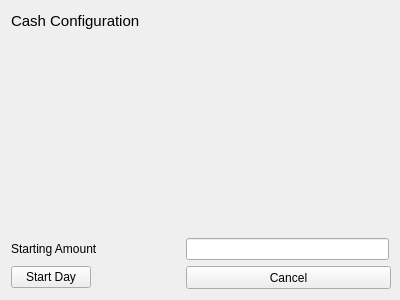
Qt form estorecpp/cashbalanceconfigure.ui (Watti/estorecpp) before a commit.
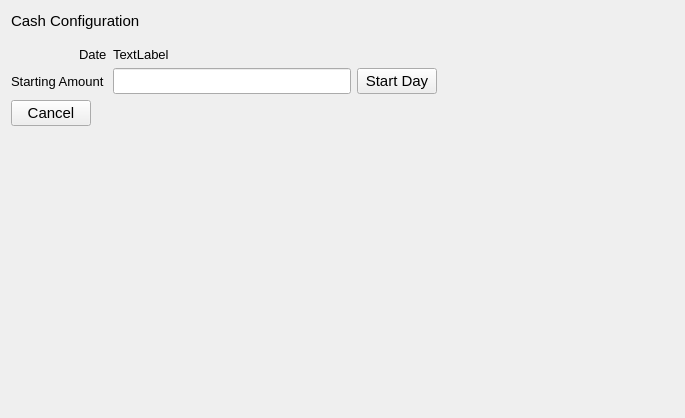
The same form after that commit.

```diff
--- a/estorecpp/cashbalanceconfigure.ui
+++ b/estorecpp/cashbalanceconfigure.ui
@@ -6,15 +6,15 @@
    <rect>
     <x>0</x>
     <y>0</y>
-    <width>400</width>
-    <height>300</height>
+    <width>685</width>
+    <height>418</height>
    </rect>
   </property>
   <property name="windowTitle">
    <string>Form</string>
   </property>
-  <layout class="QFormLayout" name="formLayout">
-   <item row="0" column="0">
+  <layout class="QVBoxLayout" name="verticalLayout">
+   <item>
     <layout class="QHBoxLayout" name="horizontalLayout">
      <item>
       <widget class="QLabel" name="label">
@@ -43,14 +43,145 @@
      </item>
     </layout>
    </item>
-   <item row="0" column="1">
-    <widget class="QLabel" name="userLabel">
-     <property name="text">
-      <string/>
+   <item>
+    <spacer name="verticalSpacer_2">
+     <property name="orientation">
+      <enum>Qt::Vertical</enum>
      </property>
-    </widget>
+     <property name="sizeType">
+      <enum>QSizePolicy::Fixed</enum>
+     </property>
+     <property name="sizeHint" stdset="0">
+      <size>
+       <width>20</width>
+       <height>10</height>
+      </size>
+     </property>
+    </spacer>
    </item>
-   <item row="1" column="0">
+   <item>
+    <layout class="QFormLayout" name="formLayout">
+     <property name="labelAlignment">
+      <set>Qt::AlignRight|Qt::AlignTrailing|Qt::AlignVCenter</set>
+     </property>
+     <item row="0" column="0">
+      <widget class="QLabel" name="label_3">
+       <property name="font">
+        <font>
+         <pointsize>10</pointsize>
+        </font>
+       </property>
+       <property name="text">
+        <string>Date</string>
+       </property>
+      </widget>
+     </item>
+     <item row="0" column="1">
+      <widget class="QLabel" name="label_4">
+       <property name="font">
+        <font>
+         <pointsize>10</pointsize>
+        </font>
+       </property>
+       <property name="text">
+        <string>TextLabel</string>
+       </property>
+      </widget>
+     </item>
+     <item row="1" column="0">
+      <widget class="QLabel" name="label_2">
+       <property name="font">
+        <font>
+         <pointsize>10</pointsize>
+        </font>
+       </property>
+       <property name="text">
+        <string>Starting Amount </string>
+       </property>
+      </widget>
+     </item>
+     <item row="1" column="1">
+      <layout class="QHBoxLayout" name="horizontalLayout_3">
+       <item>
+        <widget class="QLineEdit" name="txtStartAmount">
+         <property name="maximumSize">
+          <size>
+           <width>400</width>
+           <height>16777215</height>
+          </size>
+         </property>
+         <property name="font">
+          <font>
+           <pointsize>11</pointsize>
+          </font>
+         </property>
+        </widget>
+       </item>
+       <item>
+        <widget class="QPushButton" name="buttonDayStart">
+         <property name="font">
+          <font>
+           <pointsize>11</pointsize>
+          </font>
+         </property>
+         <property name="text">
+          <string>Start Day</string>
+         </property>
+        </widget>
+       </item>
+       <item>
+        <spacer name="horizontalSpacer_3">
+         <property name="orientation">
+          <enum>Qt::Horizontal</enum>
+         </property>
+         <property name="sizeHint" stdset="0">
+          <size>
+           <width>40</width>
+           <height>20</height>
+          </size>
+         </property>
+        </spacer>
+       </item>
+      </layout>
+     </item>
+    </layout>
+   </item>
+   <item>
+    <layout class="QHBoxLayout" name="horizontalLayout_2">
+     <item>
+      <widget class="QPushButton" name="btnCancel">
+       <property name="minimumSize">
+        <size>
+         <width>0</width>
+         <height>0</height>
+        </size>
+       </property>
+       <property name="font">
+        <font>
+         <pointsize>11</pointsize>
+        </font>
+       </property>
+       <property name="text">
+        <string>Cancel</string>
+       </property>
+      </widget>
+     </item>
+     <item>
+      <spacer name="horizontalSpacer_2">
+       <property name="orientation">
+        <enum>Qt::Horizontal</enum>
+       </property>
+       <property name="sizeHint" stdset="0">
+        <size>
+         <width>40</width>
+         <height>20</height>
+        </size>
+       </property>
+      </spacer>
+     </item>
+    </layout>
+   </item>
+   <item>
     <spacer name="verticalSpacer">
      <property name="orientation">
       <enum>Qt::Vertical</enum>
@@ -63,43 +194,6 @@
      </property>
     </spacer>
    </item>
-   <item row="2" column="0">
-    <widget class="QLabel" name="label_2">
-     <property name="text">
-      <string>Starting Amount </string>
-     </property>
-    </widget>
-   </item>
-   <item row="4" column="0">
-    <widget class="QPushButton" name="buttonDayStart">
-     <property name="text">
-      <string>Start Day</string>
-     </property>
-    </widget>
-   </item>
-   <item row="4" column="1">
-    <widget class="QPushButton" name="btnCancel">
-     <property name="minimumSize">
-      <size>
-       <width>205</width>
-       <height>23</height>
-      </size>
-     </property>
-     <property name="text">
-      <string>Cancel</string>
-     </property>
-    </widget>
-   </item>
-   <item row="2" column="1">
-    <widget class="QLineEdit" name="txtStartAmount"/>
-   </item>
-   <item row="1" column="1">
-    <widget class="QLabel" name="labelWelcome">
-     <property name="text">
-      <string/>
-     </property>
-    </widget>
-   </item>
   </layout>
  </widget>
  <resources/>
```
